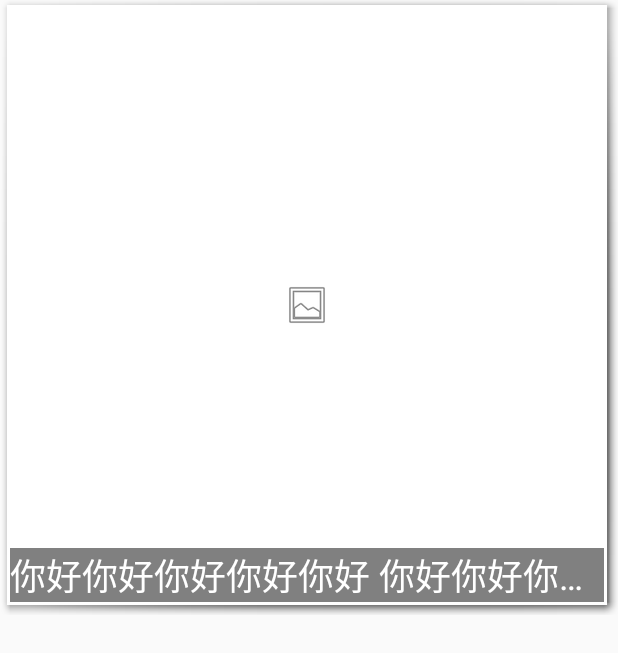
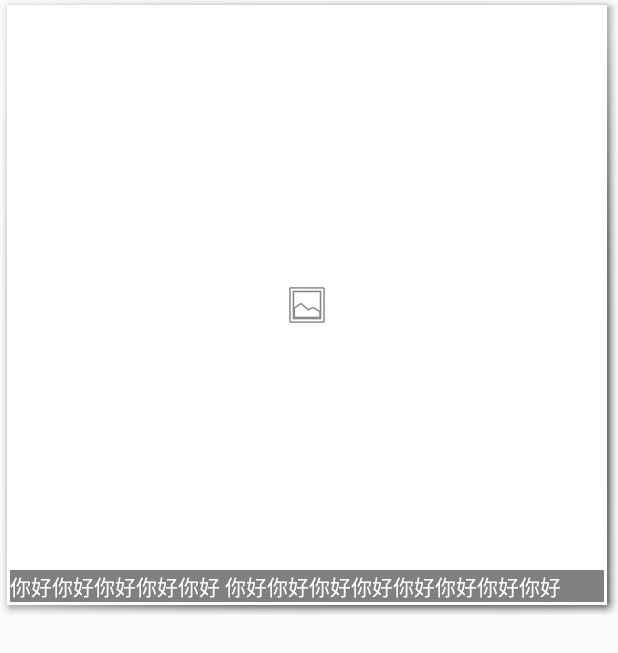
Before and after one commit to wancw/curator-android, an Android app: the layout view_meizicard.xml on its own in the app's theme, with its tools: preview values and no code run, on a phone screen of 412 x 824 dp. Shown: the top 653 px of the screen. Run offline under Robolectric (Android 15) with nearby library versions, the light colour scheme and no system bars.

Commit message:
Adjust text size of card caption.

```diff
--- a/App/src/main/res/layout/view_meizicard.xml
+++ b/App/src/main/res/layout/view_meizicard.xml
@@ -27,7 +27,7 @@
         android:ellipsize="end"
         android:lines="1"
         android:singleLine="true"
-        android:textSize="24sp"
+        android:textSize="14sp"
         android:textColor="@android:color/white"
         android:background="#7F000000"
         tools:text="你好你好你好你好你好 你好你好你好你好你好你好你好你好"
```
